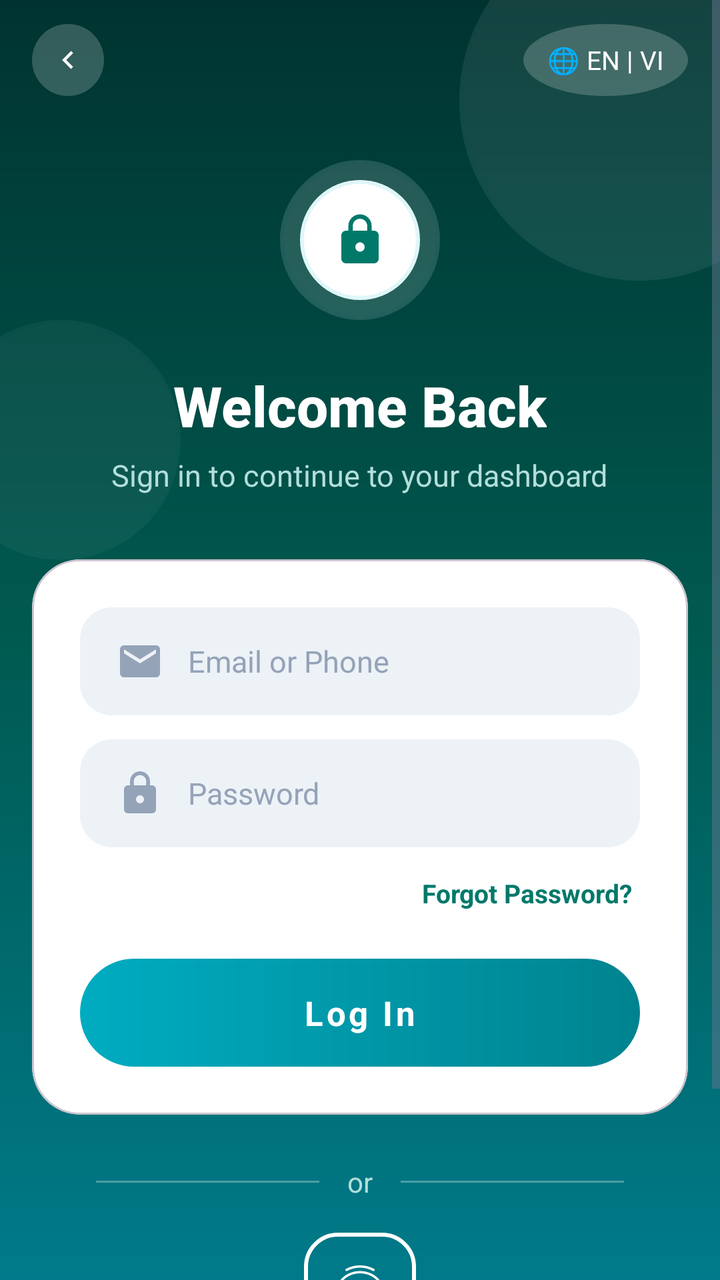
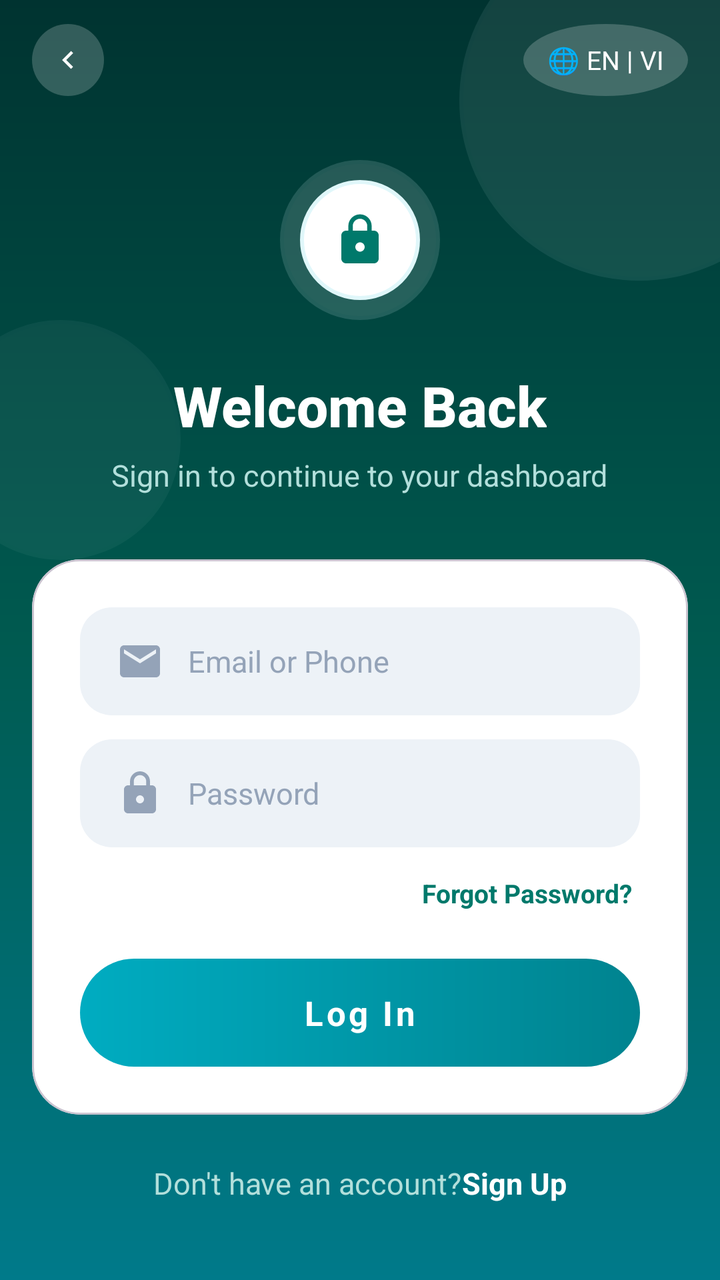

Two renders of the same Android screen: before a commit and after it. Below are the layout's source before the change and the commit's diff.
<!-- AndroidManifest.xml: application theme Theme.MySoftPOS -->
<!-- res/layout/activity_login.xml -->
<?xml version="1.0" encoding="utf-8"?>
<FrameLayout xmlns:android="http://schemas.android.com/apk/res/android"
    xmlns:app="http://schemas.android.com/apk/res-auto"
    xmlns:tools="http://schemas.android.com/tools"
    android:layout_width="match_parent"
    android:layout_height="match_parent"
    android:fitsSystemWindows="true"
    android:background="@drawable/bg_welcome_full_gradient"
    tools:context=".ui.auth.LoginActivity">

    
    <View
        android:layout_width="180dp"
        android:layout_height="180dp"
        android:layout_gravity="end"
        android:layout_marginTop="-40dp"
        android:layout_marginEnd="-50dp"
        android:alpha="0.08"
        android:background="@drawable/bg_circle_white_shadow"
        android:importantForAccessibility="no" />

    <View
        android:layout_width="120dp"
        android:layout_height="120dp"
        android:layout_gravity="start"
        android:layout_marginStart="-30dp"
        android:layout_marginTop="160dp"
        android:alpha="0.05"
        android:background="@drawable/bg_circle_white_shadow"
        android:importantForAccessibility="no" />

    <ScrollView
        android:layout_width="match_parent"
        android:layout_height="match_parent"
        android:fillViewport="true"
        android:overScrollMode="never">

        <LinearLayout
            android:layout_width="match_parent"
            android:layout_height="wrap_content"
            android:orientation="vertical"
            android:gravity="center_horizontal">

            
            <LinearLayout
                android:layout_width="match_parent"
                android:layout_height="wrap_content"
                android:layout_marginTop="12dp"
                android:layout_marginHorizontal="16dp"
                android:gravity="center_vertical"
                android:orientation="horizontal">

                <ImageView
                    android:id="@+id/btnBack"
                    android:layout_width="36dp"
                    android:layout_height="36dp"
                    android:background="@drawable/bg_icon_btn_light"
                    android:padding="9dp"
                    android:src="@drawable/ic_back"
                    android:contentDescription="@string/back"
                    app:tint="#FFFFFF" />

                <View
                    android:layout_width="0dp"
                    android:layout_height="0dp"
                    android:layout_weight="1" />

                <TextView
                    android:id="@+id/btnLanguageToggle"
                    android:layout_width="wrap_content"
                    android:layout_height="36dp"
                    android:background="@drawable/bg_icon_btn_light"
                    android:gravity="center"
                    android:paddingHorizontal="12dp"
                    android:text="@string/language_toggle"
                    android:textColor="#FFFFFF"
                    android:textSize="13sp"
                    android:clickable="true"
                    android:focusable="true" />
            </LinearLayout>


            
            <FrameLayout
                android:layout_width="80dp"
                android:layout_height="80dp"
                android:layout_marginTop="32dp">

                <View
                    android:layout_width="80dp"
                    android:layout_height="80dp"
                    android:alpha="0.15"
                    android:background="@drawable/bg_circle_white_shadow" />

                <FrameLayout
                    android:layout_width="60dp"
                    android:layout_height="60dp"
                    android:layout_gravity="center"
                    android:background="@drawable/bg_circle_white_shadow">

                    <ImageView
                        android:layout_width="28dp"
                        android:layout_height="28dp"
                        android:layout_gravity="center"
                        android:src="@drawable/ic_baseline_lock_24"
                        app:tint="#00796B" />
                </FrameLayout>
            </FrameLayout>

            
            <TextView
                android:layout_width="wrap_content"
                android:layout_height="wrap_content"
                android:layout_marginTop="24dp"
                android:fontFamily="sans-serif-medium"
                android:text="@string/login_title"
                android:textColor="#FFFFFF"
                android:textSize="28sp"
                android:textStyle="bold" />

            <TextView
                android:layout_width="wrap_content"
                android:layout_height="wrap_content"
                android:layout_marginTop="6dp"
                android:text="@string/login_description"
                android:textColor="#B2DFDB"
                android:textSize="15sp" />

            
            <com.google.android.material.card.MaterialCardView
                android:layout_width="match_parent"
                android:layout_height="wrap_content"
                android:layout_marginHorizontal="@dimen/screen_padding_horizontal"
                android:layout_marginTop="32dp"
                android:maxWidth="@dimen/auth_form_max_width"
                app:cardBackgroundColor="#FFFFFF"
                app:cardCornerRadius="24dp"
                app:cardElevation="0dp">

                <LinearLayout
                    android:layout_width="match_parent"
                    android:layout_height="wrap_content"
                    android:orientation="vertical"
                    android:padding="24dp">

                    
                    <EditText
                        android:id="@+id/etUsername"
                        android:layout_width="match_parent"
                        android:layout_height="54dp"
                        android:background="@drawable/bg_input_rounded"
                        android:drawableStart="@drawable/ic_baseline_email_24"
                        android:drawablePadding="12dp"
                        android:drawableTint="#94A3B8"
                        android:hint="@string/login_email_label"
                        android:inputType="text"
                        android:paddingHorizontal="18dp"
                        android:textColor="#0F172A"
                        android:textColorHint="#94A3B8"
                        android:textSize="15sp"
                        tools:ignore="Autofill" />

                    
                    <EditText
                        android:id="@+id/etPassword"
                        android:layout_width="match_parent"
                        android:layout_height="54dp"
                        android:layout_marginTop="12dp"
                        android:background="@drawable/bg_input_rounded"
                        android:drawableStart="@drawable/ic_baseline_lock_24"
                        android:drawablePadding="12dp"
                        android:drawableTint="#94A3B8"
                        android:hint="@string/login_password_label"
                        android:inputType="textPassword"
                        android:paddingHorizontal="18dp"
                        android:textColor="#0F172A"
                        android:textColorHint="#94A3B8"
                        android:textSize="15sp"
                        tools:ignore="Autofill" />

                    
                    <TextView
                        android:id="@+id/tvForgotPassword"
                        android:layout_width="wrap_content"
                        android:layout_height="wrap_content"
                        android:layout_gravity="end"
                        android:layout_marginTop="10dp"
                        android:background="?attr/selectableItemBackground"
                        android:clickable="true"
                        android:focusable="true"
                        android:paddingHorizontal="4dp"
                        android:paddingVertical="4dp"
                        android:text="@string/login_forgot_password"
                        android:textColor="#00796B"
                        android:textSize="13sp"
                        android:textStyle="bold" />

                    
                    <FrameLayout
                        android:layout_width="match_parent"
                        android:layout_height="54dp"
                        android:layout_marginTop="20dp">

                        <View
                            android:layout_width="match_parent"
                            android:layout_height="match_parent"
                            android:background="@drawable/bg_auth_btn_gradient" />

                        <com.google.android.material.button.MaterialButton
                            android:id="@+id/btnLogin"
                            style="@style/Widget.MaterialComponents.Button.TextButton"
                            android:layout_width="match_parent"
                            android:layout_height="match_parent"
                            android:insetTop="0dp"
                            android:insetBottom="0dp"
                            android:text="@string/login_button"
                            android:textAllCaps="false"
                            android:textColor="#FFFFFF"
                            android:textSize="17sp"
                            android:textStyle="bold"
                            app:rippleColor="#33FFFFFF" />
                    </FrameLayout>

                </LinearLayout>
            </com.google.android.material.card.MaterialCardView>

            
            <LinearLayout
                android:layout_width="match_parent"
                android:layout_height="wrap_content"
                android:layout_marginTop="24dp"
                android:layout_marginHorizontal="48dp"
                android:gravity="center_vertical">

                <View
                    android:layout_width="0dp"
                    android:layout_height="1dp"
                    android:layout_weight="1"
                    android:alpha="0.3"
                    android:background="#FFFFFF" />

                <TextView
                    android:id="@+id/tvOrContinue"
                    android:layout_width="wrap_content"
                    android:layout_height="wrap_content"
                    android:layout_marginHorizontal="14dp"
                    android:text="@string/login_or_divider"
                    android:textColor="#B2DFDB"
                    android:textSize="14sp" />

                <View
                    android:layout_width="0dp"
                    android:layout_height="1dp"
                    android:layout_weight="1"
                    android:alpha="0.3"
                    android:background="#FFFFFF" />
            </LinearLayout>

            
            <FrameLayout
                android:layout_width="56dp"
                android:layout_height="56dp"
                android:layout_marginTop="16dp"
                android:background="@drawable/bg_welcome_btn_login"
                android:clickable="true"
                android:focusable="true"
                android:foreground="?attr/selectableItemBackgroundBorderless">

                <ImageView
                    android:layout_width="match_parent"
                    android:layout_height="match_parent"
                    android:padding="14dp"
                    android:src="@drawable/ic_baseline_fingerprint_24"
                    android:contentDescription="@string/login_button"
                    app:tint="#FFFFFF" />
            </FrameLayout>

            
            <LinearLayout
                android:layout_width="wrap_content"
                android:layout_height="wrap_content"
                android:layout_marginTop="28dp"
                android:layout_marginBottom="32dp"
                android:orientation="horizontal">

                <TextView
                    android:layout_width="wrap_content"
                    android:layout_height="wrap_content"
                    android:text="@string/login_no_account"
                    android:textColor="#B2DFDB"
                    android:textSize="15sp" />

                <TextView
                    android:id="@+id/tvSignUp"
                    android:layout_width="wrap_content"
                    android:layout_height="wrap_content"
                    android:background="?attr/selectableItemBackground"
                    android:clickable="true"
                    android:focusable="true"
                    android:text="@string/login_sign_up"
                    android:textColor="#FFFFFF"
                    android:textSize="15sp"
                    android:textStyle="bold" />
            </LinearLayout>

        </LinearLayout>
    </ScrollView>

    
    <FrameLayout
        android:id="@+id/loadingOverlay"
        android:layout_width="match_parent"
        android:layout_height="match_parent"
        android:background="#80000000"
        android:visibility="gone"
        android:clickable="true"
        android:focusable="true">

        <ProgressBar
            android:layout_width="48dp"
            android:layout_height="48dp"
            android:layout_gravity="center"
            android:indeterminateTint="#FFFFFF" />
    </FrameLayout>

</FrameLayout>
<!-- resources referenced by this layout -->
<resources>
  <dimen name="auth_form_max_width">400dp</dimen>
  <dimen name="screen_padding_horizontal">16dp</dimen>
  <!-- drawable bg_icon_btn_light (drawable) -->
  <?xml version="1.0" encoding="utf-8"?>
  <shape xmlns:android="http://schemas.android.com/apk/res/android"
      android:shape="oval">
      <solid android:color="#33FFFFFF"/>
      <size android:width="36dp" android:height="36dp"/>
  </shape>
  <!-- drawable bg_input_rounded (drawable) -->
  <?xml version="1.0" encoding="utf-8"?>
  <shape xmlns:android="http://schemas.android.com/apk/res/android"
      android:shape="rectangle">
      <solid android:color="#EDF2F7" />
      <corners android:radius="16dp" />
  </shape>
  <!-- drawable bg_welcome_btn_login (drawable) -->
  <?xml version="1.0" encoding="utf-8"?>
  <shape xmlns:android="http://schemas.android.com/apk/res/android"
      android:shape="rectangle">
      <corners android:radius="16dp" />
      <stroke android:width="2dp" android:color="#FFFFFF" />
      <solid android:color="@android:color/transparent" />
  </shape>
  <!-- drawable ic_baseline_fingerprint_24 (drawable) -->
  <vector xmlns:android="http://schemas.android.com/apk/res/android"
      android:width="24dp"
      android:height="24dp"
      android:viewportWidth="24"
      android:viewportHeight="24"
      android:tint="?attr/colorControlNormal">
    <path
        android:fillColor="@android:color/white"
        android:pathData="M17.81,4.47c-0.08,0 -0.16,-0.02 -0.23,-0.06C15.66,3.42 14,3 12.01,3c-1.98,0 -3.86,0.47 -5.57,1.41 -0.24,0.13 -0.54,0.04 -0.68,-0.2 -0.13,-0.24 -0.04,-0.55 0.2,-0.68C7.82,2.52 9.86,2 12.01,2c2.13,0 3.99,0.47 6.03,1.52 0.25,0.13 0.34,0.43 0.21,0.67 -0.09,0.18 -0.26,0.28 -0.44,0.28zM3.5,9.72c-0.1,0 -0.2,-0.03 -0.29,-0.09 -0.23,-0.16 -0.28,-0.47 -0.12,-0.7 0.99,-1.4 2.25,-2.5 3.75,-3.27C9.98,4.04 14,4.03 17.15,5.65c1.5,0.77 2.76,1.86 3.75,3.25 0.16,0.22 0.11,0.54 -0.12,0.7 -0.23,0.16 -0.54,0.11 -0.7,-0.12 -0.9,-1.26 -2.04,-2.25 -3.39,-2.94 -2.87,-1.47 -6.54,-1.47 -9.4,0.01 -1.36,0.7 -2.5,1.7 -3.4,2.96 -0.08,0.14 -0.23,0.21 -0.39,0.21zM9.75,21.85c-0.22,0.15 -0.53,0.1 -0.69,-0.12 -0.73,-1.02 -1.21,-1.98 -1.48,-2.94 -0.64,-2.27 -0.19,-4.62 1.25,-6.45 1.5,-1.93 4.88,-2.63 7.5,-1.56 0.25,0.1 0.37,0.39 0.26,0.64 -0.1,0.25 -0.39,0.37 -0.64,0.26 -2.13,-0.86 -4.86,-0.3 -6.11,1.31 -1.22,1.55 -1.61,3.52 -1.08,5.42 0.23,0.83 0.64,1.66 1.27,2.54 0.15,0.22 0.1,0.53 -0.12,0.68 -0.06,0.05 -0.11,0.07 -0.16,0.07zM15,22c-2.31,0 -4.38,-1.28 -5.5,-3.18 -0.15,-0.25 -0.06,-0.57 0.19,-0.71 0.24,-0.14 0.56,-0.06 0.71,0.19 0.81,1.38 2.3,2.29 4.04,2.16 1.15,-0.08 2.14,-0.69 2.76,-1.59 0.89,-1.29 0.86,-2.87 0.29,-4.06 -0.52,-1.09 -1.35,-1.99 -2.31,-2.58 -0.23,-0.14 -0.3,-0.45 -0.16,-0.68 0.14,-0.23 0.45,-0.3 0.68,-0.16 1.14,0.7 2.14,1.79 2.77,3.1 0.74,1.54 0.79,3.61 -0.36,5.28 -0.84,1.21 -2.18,2 -3.73,2.12 -0.13,0.01 -0.26,0.02 -0.39,0.02zM12,17c-1.1,0 -2,-0.9 -2,-2 0,-1.1 0.9,-2 2,-2 1.1,0 2,0.9 2,2 0,1.1 -0.9,2 -2,2z"/>
  </vector>
  <string name="back">Back</string>
  <string name="language_toggle">🌐 EN | VI</string>
  <string name="login_button">Log In</string>
  <string name="login_description">Sign in to continue to your dashboard</string>
  <string name="login_email_label">Email or Phone</string>
  <string name="login_forgot_password">Forgot Password?</string>
  <string name="login_no_account">Don\'t have an account?</string>
  <string name="login_or_divider">or</string>
  <string name="login_password_label">Password</string>
  <string name="login_sign_up">Sign Up</string>
  <string name="login_title">Welcome Back</string>
  <color name="primary">#3B82F6</color>
  <color name="on_primary">#FFFFFF</color>
  <color name="background">#F8FAFC</color>
  <color name="secondary">#06B6D4</color>
  <color name="on_secondary">#000000</color>
  <color name="surface">#FFFFFF</color>
  <color name="on_surface">#1E293B</color>
  <color name="text_primary">#1E293B</color>
  <color name="text_secondary">#64748B</color>
  <color name="text_hint">#94A3B8</color>
  <color name="error">#EF4444</color>
  <!-- unchanged entries left out for length: 8 -->
</resources>

<!-- the commit's change to res/layout/activity_login.xml (unified diff, before → after) -->
@@ -226,60 +226,9 @@
 
             
             <LinearLayout
-                android:layout_width="match_parent"
+                android:layout_width="wrap_content"
                 android:layout_height="wrap_content"
                 android:layout_marginTop="24dp"
-                android:layout_marginHorizontal="48dp"
-                android:gravity="center_vertical">
-
-                <View
-                    android:layout_width="0dp"
-                    android:layout_height="1dp"
-                    android:layout_weight="1"
-                    android:alpha="0.3"
-                    android:background="#FFFFFF" />
-
-                <TextView
-                    android:id="@+id/tvOrContinue"
-                    android:layout_width="wrap_content"
-                    android:layout_height="wrap_content"
-                    android:layout_marginHorizontal="14dp"
-                    android:text="@string/login_or_divider"
-                    android:textColor="#B2DFDB"
-                    android:textSize="14sp" />
-
-                <View
-                    android:layout_width="0dp"
-                    android:layout_height="1dp"
-                    android:layout_weight="1"
-                    android:alpha="0.3"
-                    android:background="#FFFFFF" />
-            </LinearLayout>
-
-            
-            <FrameLayout
-                android:layout_width="56dp"
-                android:layout_height="56dp"
-                android:layout_marginTop="16dp"
-                android:background="@drawable/bg_welcome_btn_login"
-                android:clickable="true"
-                android:focusable="true"
-                android:foreground="?attr/selectableItemBackgroundBorderless">
-
-                <ImageView
-                    android:layout_width="match_parent"
-                    android:layout_height="match_parent"
-                    android:padding="14dp"
-                    android:src="@drawable/ic_baseline_fingerprint_24"
-                    android:contentDescription="@string/login_button"
-                    app:tint="#FFFFFF" />
-            </FrameLayout>
-
-            
-            <LinearLayout
-                android:layout_width="wrap_content"
-                android:layout_height="wrap_content"
-                android:layout_marginTop="28dp"
                 android:layout_marginBottom="32dp"
                 android:orientation="horizontal">
 
<!-- resource entries referenced after the edit -->
@@ -16,25 +16,6 @@
       <solid android:color="#EDF2F7" />
       <corners android:radius="16dp" />
   </shape>
-  <!-- drawable bg_welcome_btn_login (drawable) -->
-  <?xml version="1.0" encoding="utf-8"?>
-  <shape xmlns:android="http://schemas.android.com/apk/res/android"
-      android:shape="rectangle">
-      <corners android:radius="16dp" />
-      <stroke android:width="2dp" android:color="#FFFFFF" />
-      <solid android:color="@android:color/transparent" />
-  </shape>
-  <!-- drawable ic_baseline_fingerprint_24 (drawable) -->
-  <vector xmlns:android="http://schemas.android.com/apk/res/android"
-      android:width="24dp"
-      android:height="24dp"
-      android:viewportWidth="24"
-      android:viewportHeight="24"
-      android:tint="?attr/colorControlNormal">
-    <path
-        android:fillColor="@android:color/white"
-        android:pathData="M17.81,4.47c-0.08,0 -0.16,-0.02 -0.23,-0.06C15.66,3.42 14,3 12.01,3c-1.98,0 -3.86,0.47 -5.57,1.41 -0.24,0.13 -0.54,0.04 -0.68,-0.2 -0.13,-0.24 -0.04,-0.55 0.2,-0.68C7.82,2.52 9.86,2 12.01,2c2.13,0 3.99,0.47 6.03,1.52 0.25,0.13 0.34,0.43 0.21,0.67 -0.09,0.18 -0.26,0.28 -0.44,0.28zM3.5,9.72c-0.1,0 -0.2,-0.03 -0.29,-0.09 -0.23,-0.16 -0.28,-0.47 -0.12,-0.7 0.99,-1.4 2.25,-2.5 3.75,-3.27C9.98,4.04 14,4.03 17.15,5.65c1.5,0.77 2.76,1.86 3.75,3.25 0.16,0.22 0.11,0.54 -0.12,0.7 -0.23,0.16 -0.54,0.11 -0.7,-0.12 -0.9,-1.26 -2.04,-2.25 -3.39,-2.94 -2.87,-1.47 -6.54,-1.47 -9.4,0.01 -1.36,0.7 -2.5,1.7 -3.4,2.96 -0.08,0.14 -0.23,0.21 -0.39,0.21zM9.75,21.85c-0.22,0.15 -0.53,0.1 -0.69,-0.12 -0.73,-1.02 -1.21,-1.98 -1.48,-2.94 -0.64,-2.27 -0.19,-4.62 1.25,-6.45 1.5,-1.93 4.88,-2.63 7.5,-1.56 0.25,0.1 0.37,0.39 0.26,0.64 -0.1,0.25 -0.39,0.37 -0.64,0.26 -2.13,-0.86 -4.86,-0.3 -6.11,1.31 -1.22,1.55 -1.61,3.52 -1.08,5.42 0.23,0.83 0.64,1.66 1.27,2.54 0.15,0.22 0.1,0.53 -0.12,0.68 -0.06,0.05 -0.11,0.07 -0.16,0.07zM15,22c-2.31,0 -4.38,-1.28 -5.5,-3.18 -0.15,-0.25 -0.06,-0.57 0.19,-0.71 0.24,-0.14 0.56,-0.06 0.71,0.19 0.81,1.38 2.3,2.29 4.04,2.16 1.15,-0.08 2.14,-0.69 2.76,-1.59 0.89,-1.29 0.86,-2.87 0.29,-4.06 -0.52,-1.09 -1.35,-1.99 -2.31,-2.58 -0.23,-0.14 -0.3,-0.45 -0.16,-0.68 0.14,-0.23 0.45,-0.3 0.68,-0.16 1.14,0.7 2.14,1.79 2.77,3.1 0.74,1.54 0.79,3.61 -0.36,5.28 -0.84,1.21 -2.18,2 -3.73,2.12 -0.13,0.01 -0.26,0.02 -0.39,0.02zM12,17c-1.1,0 -2,-0.9 -2,-2 0,-1.1 0.9,-2 2,-2 1.1,0 2,0.9 2,2 0,1.1 -0.9,2 -2,2z"/>
-  </vector>
   <string name="back">Back</string>
   <string name="language_toggle">🌐 EN | VI</string>
   <string name="login_button">Log In</string>
@@ -42,7 +23,6 @@
   <string name="login_email_label">Email or Phone</string>
   <string name="login_forgot_password">Forgot Password?</string>
   <string name="login_no_account">Don\'t have an account?</string>
-  <string name="login_or_divider">or</string>
   <string name="login_password_label">Password</string>
   <string name="login_sign_up">Sign Up</string>
   <string name="login_title">Welcome Back</string>
